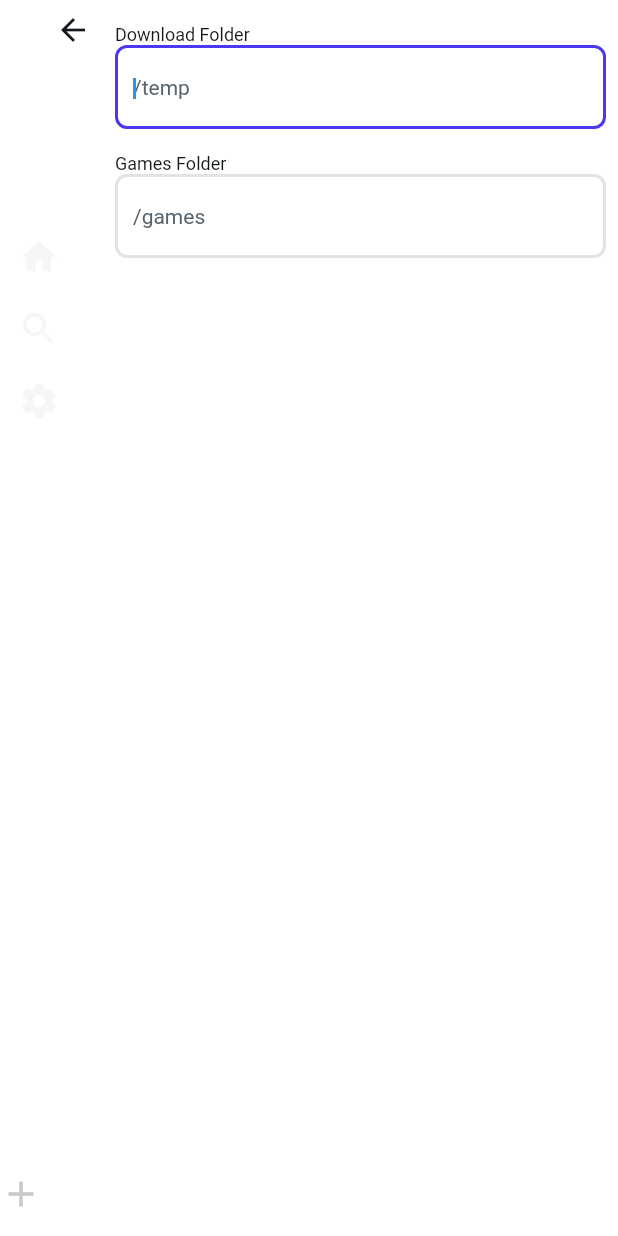
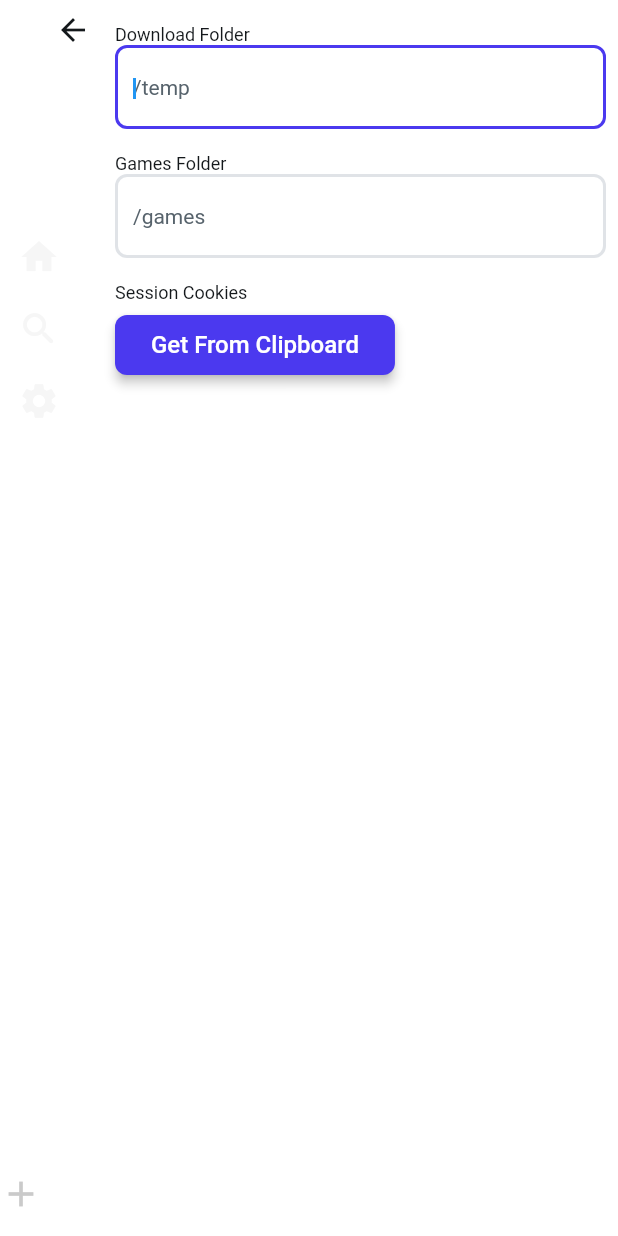
Before and after one commit to ImaniiTy/Game-Organizer, a Flutter app: the screen it shows after launch, on a phone screen of 412 x 824 dp. Run offline on Flutter 3.47's test engine with Material 2 defaults, Android fonts, the phone set to English and light mode, and no system bars; drawn by our look-alikes of auto_size_text; our stand-ins replace font_awesome_flutter, from_css_color, go_router, google_fonts, page_transition, shared_preferences; missing offline and left inert: webviewx_plus; Roboto replaces fonts that are missing (Readex Pro); statements that could not run were skipped.

Commit message:
Updating to latest FlutterFlow output.

```diff
--- a/lib/views/c_ssttings_view/c_ssttings_view_model.dart
+++ b/lib/views/c_ssttings_view/c_ssttings_view_model.dart
@@ -1,5 +1,6 @@
 import '/flutter_flow/flutter_flow_theme.dart';
 import '/flutter_flow/flutter_flow_util.dart';
+import '/flutter_flow/flutter_flow_widgets.dart';
 import 'package:flutter/material.dart';
 import 'package:google_fonts/google_fonts.dart';
 import 'package:provider/provider.dart';
--- a/lib/views/c_ssttings_view/c_ssttings_view_widget.dart
+++ b/lib/views/c_ssttings_view/c_ssttings_view_widget.dart
@@ -1,5 +1,6 @@
 import '/flutter_flow/flutter_flow_theme.dart';
 import '/flutter_flow/flutter_flow_util.dart';
+import '/flutter_flow/flutter_flow_widgets.dart';
 import 'package:flutter/material.dart';
 import 'package:google_fonts/google_fonts.dart';
 import 'package:provider/provider.dart';
@@ -147,6 +148,40 @@ class _CSsttingsViewWidgetState extends State<CSsttingsViewWidget> {
                 style: FlutterFlowTheme.of(context).bodyMedium,
                 validator: _model.textController2Validator.asValidator(context),
               ),
+              Padding(
+                padding: EdgeInsetsDirectional.fromSTEB(0.0, 16.0, 0.0, 0.0),
+                child: Text(
+                  'Session Cookies',
+                  style: FlutterFlowTheme.of(context).bodyMedium,
+                ),
+              ),
+              Padding(
+                padding: EdgeInsetsDirectional.fromSTEB(0.0, 8.0, 0.0, 0.0),
+                child: FFButtonWidget(
+                  onPressed: () {
+                    print('Button pressed ...');
+                  },
+                  text: 'Get From Clipboard',
+                  options: FFButtonOptions(
+                    height: 40.0,
+                    padding:
+                        EdgeInsetsDirectional.fromSTEB(24.0, 0.0, 24.0, 0.0),
+                    iconPadding:
+                        EdgeInsetsDirectional.fromSTEB(0.0, 0.0, 0.0, 0.0),
+                    color: FlutterFlowTheme.of(context).primary,
+                    textStyle: FlutterFlowTheme.of(context).titleSmall.override(
+                          fontFamily: 'Readex Pro',
+                          color: Colors.white,
+                        ),
+                    elevation: 3.0,
+                    borderSide: BorderSide(
+                      color: Colors.transparent,
+                      width: 1.0,
+                    ),
+                    borderRadius: BorderRadius.circular(8.0),
+                  ),
+                ),
+              ),
             ],
           ),
         ),
```
